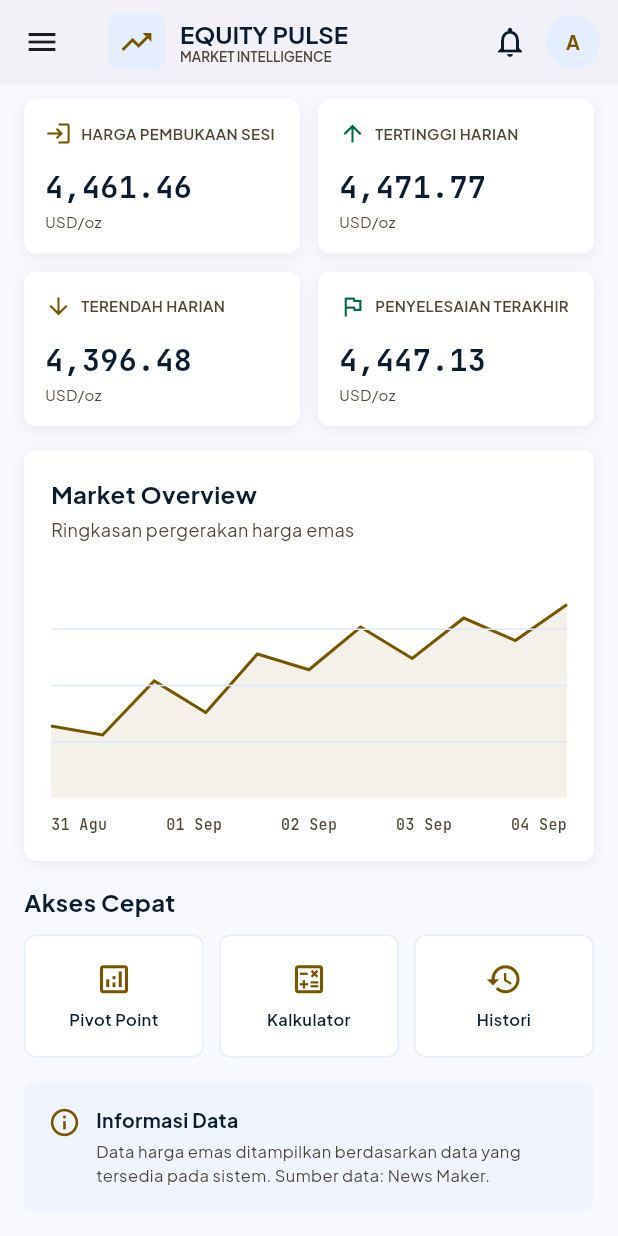
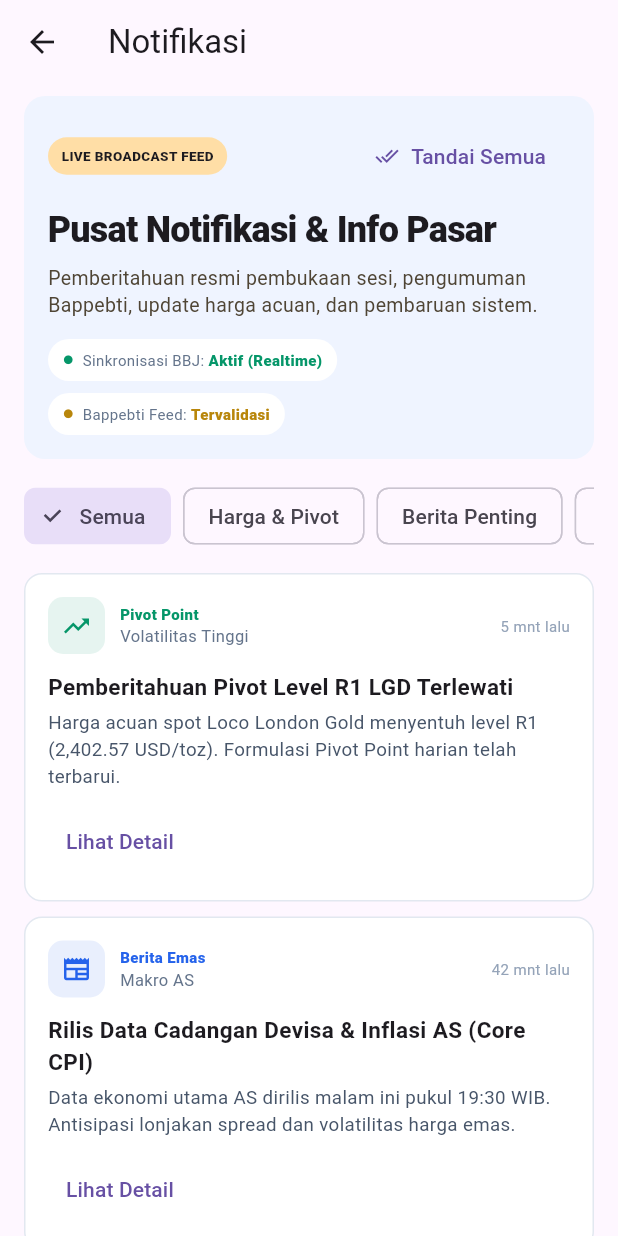
Before and after one commit to Novel040/Apk-Magang, a Flutter app: the DashboardPage screen opened directly, scrolled down 172 dp, after a tap on the "notifications none" icon, on a phone screen of 412 x 824 dp. Run offline on Flutter 3.47's test engine with Material 3 defaults, Android fonts, the phone set to English and light mode, and no system bars; our stand-ins replace google_fonts; network calls fail.

Commit message:
Update dashboard, news, profile, and notifications

```diff
--- a/lib/pages/dashboard_page.dart
+++ b/lib/pages/dashboard_page.dart
@@ -6,6 +6,8 @@ import 'pivot_point_page.dart';
 import 'kalkulator_page.dart';
 import 'histori_page.dart';
 import 'informasi_pt_page.dart';
+import 'notifications_screen.dart';
+import 'profile_screen.dart';
 
 class DashboardPage extends StatelessWidget {
   const DashboardPage({super.key});
@@ -96,7 +98,14 @@ class DashboardPage extends StatelessWidget {
         ),
         actions: [
           IconButton(
-            onPressed: () {},
+  onPressed: () {
+    Navigator.push(
+      context,
+      MaterialPageRoute(
+        builder: (context) => const NotificationsScreen(),
+      ),
+    );
+  },
   icon: const Icon(
     Icons.notifications_none,
     color: textPrimary,
@@ -104,6 +113,16 @@ class DashboardPage extends StatelessWidget {
 ),
           Padding(
   padding: const EdgeInsets.only(right: 12),
+  child: InkWell(
+    borderRadius: BorderRadius.circular(30),
+    onTap: () {
+      Navigator.push(
+        context,
+        MaterialPageRoute(
+          builder: (context) => const ProfileScreen(),
+        ),
+      );
+    },
     child: CircleAvatar(
       radius: 18,
       backgroundColor: surfaceContainer,
@@ -117,9 +136,9 @@ class DashboardPage extends StatelessWidget {
           ),
         ),
       ),
+    ),
   ],
 ),
-
       // ============================================================
       // DRAWER
       // ============================================================
--- /dev/null
+++ b/lib/pages/notifications_screen.dart
@@ -0,0 +1,132 @@
+import 'package:flutter/material.dart';
+
+class NotificationsScreen extends StatefulWidget {
+  const NotificationsScreen({super.key});
+  @override
+  State<NotificationsScreen> createState() => _NotificationsScreenState();
+}
+
+class _NotificationsScreenState extends State<NotificationsScreen> {
+  String filter = 'Semua';
+  final items = const [
+    NotificationItem('Pivot Point', 'Volatilitas Tinggi', '5 mnt lalu', 'Pemberitahuan Pivot Level R1 LGD Terlewati', 'Harga acuan spot Loco London Gold menyentuh level R1 (2,402.57 USD/toz). Formulasi Pivot Point harian telah terbarui.', Icons.trending_up, Color(0xFF059669)),
+    NotificationItem('Berita Emas', 'Makro AS', '42 mnt lalu', 'Rilis Data Cadangan Devisa & Inflasi AS (Core CPI)', 'Data ekonomi utama AS dirilis malam ini pukul 19:30 WIB. Antisipasi lonjakan spread dan volatilitas harga emas.', Icons.newspaper, Color(0xFF2563EB)),
+    NotificationItem('Regulasi & PT', 'Resmi', 'Hari ini, 09:15 WIB', 'Surat Edaran Bappebti Mengenai Jam Libur Bursa Kliring', 'Jadwal operasional penarikan dana dan kliring transaksi komoditas berjangka.', Icons.gavel_rounded, Color(0xFFB8860B)),
+    NotificationItem('Keamanan Akun', 'Audit Log', 'Kemarin, 16:40 WIB', 'Login Terdeteksi di Perangkat Mobile Baru', 'Sesi internal Equity Pulse diakses melalui perangkat mobile baru.', Icons.shield_rounded, Color(0xFFDC2626)),
+    NotificationItem('Kalkulator', 'Kurs Acuan', 'Kemarin, 08:30 WIB', 'Update Kurs Referensi Valuta Asing (USD/IDR)', 'Kurs acuan kalkulator emas disinkronkan ke Rp 16.240 per USD.', Icons.calculate_rounded, Color(0xFF2563EB)),
+  ];
+
+  @override
+  Widget build(BuildContext context) {
+    return Scaffold(
+      appBar: AppBar(
+  title: const Text('Notifikasi'),
+),
+      body: ListView(
+        padding: const EdgeInsets.fromLTRB(16, 8, 16, 28),
+        children: [
+          Container(
+            padding: const EdgeInsets.all(16),
+            decoration: BoxDecoration(color: const Color(0xFFEFF4FF), borderRadius: BorderRadius.circular(14)),
+            child: Column(crossAxisAlignment: CrossAxisAlignment.start, children: [
+              Row(children: [
+                Container(padding: const EdgeInsets.symmetric(horizontal: 9, vertical: 6), decoration: BoxDecoration(color: const Color(0xFFFFDEA6), borderRadius: BorderRadius.circular(20)), child: const Text('LIVE BROADCAST FEED', style: TextStyle(fontSize: 9, fontWeight: FontWeight.w800))),
+                const Spacer(),
+                TextButton.icon(onPressed: () => setState(() {}), icon: const Icon(Icons.done_all, size: 16), label: const Text('Tandai Semua')),
+              ]),
+              const SizedBox(height: 8),
+              const Text('Pusat Notifikasi & Info Pasar', style: TextStyle(fontSize: 24, fontWeight: FontWeight.w800, letterSpacing: -0.5)),
+              const SizedBox(height: 6),
+              const Text('Pemberitahuan resmi pembukaan sesi, pengumuman Bappebti, update harga acuan, dan pembaruan sistem.', style: TextStyle(fontSize: 13, height: 1.4, color: Color(0xFF4F4535))),
+              const SizedBox(height: 14),
+              Wrap(spacing: 8, runSpacing: 8, children: const [
+                _StatusPill(label: 'Sinkronisasi BBJ', value: 'Aktif (Realtime)', good: true),
+                _StatusPill(label: 'Bappebti Feed', value: 'Tervalidasi', good: false),
+              ]),
+            ]),
+          ),
+          const SizedBox(height: 14),
+          SingleChildScrollView(
+            scrollDirection: Axis.horizontal,
+            child: Row(children: ['Semua', 'Harga & Pivot', 'Berita Penting', 'Sistem & Keamanan'].map((x) => Padding(
+              padding: const EdgeInsets.only(right: 8),
+              child: ChoiceChip(label: Text(x), selected: filter == x, onSelected: (_) => setState(() => filter = x)),
+            )).toList()),
+          ),
+          const SizedBox(height: 14),
+          ...items.map((n) => Padding(padding: const EdgeInsets.only(bottom: 10), child: _NotificationCard(item: n))),
+          const SizedBox(height: 6),
+          _SettingsPanel(),
+        ],
+      ),
+    );
+  }
+}
+
+class NotificationItem {
+  final String category, tag, time, title, body;
+  final IconData icon;
+  final Color color;
+  const NotificationItem(this.category, this.tag, this.time, this.title, this.body, this.icon, this.color);
+}
+
+class _NotificationCard extends StatelessWidget {
+  final NotificationItem item;
+  const _NotificationCard({required this.item});
+  @override
+  Widget build(BuildContext context) => Container(
+    padding: const EdgeInsets.all(15),
+    decoration: BoxDecoration(color: Colors.white, borderRadius: BorderRadius.circular(12), border: Border.all(color: const Color(0xFFE2E8F0))),
+    child: Column(crossAxisAlignment: CrossAxisAlignment.start, children: [
+      Row(children: [
+        Container(width: 38, height: 38, decoration: BoxDecoration(color: item.color.withOpacity(.10), borderRadius: BorderRadius.circular(10)), child: Icon(item.icon, color: item.color, size: 20)),
+        const SizedBox(width: 10),
+        Expanded(child: Column(crossAxisAlignment: CrossAxisAlignment.start, children: [
+          Text(item.category, style: TextStyle(fontSize: 10, fontWeight: FontWeight.w800, color: item.color)),
+          Text(item.tag, style: const TextStyle(fontSize: 11, color: Color(0xFF64748B))),
+        ])),
+        Text(item.time, style: const TextStyle(fontSize: 10, color: Color(0xFF94A3B8))),
+      ]),
+      const SizedBox(height: 11),
+      Text(item.title, style: const TextStyle(fontSize: 15, fontWeight: FontWeight.w700)),
+      const SizedBox(height: 5),
+      Text(item.body, style: const TextStyle(fontSize: 12.5, height: 1.45, color: Color(0xFF475569))),
+      const SizedBox(height: 10),
+      TextButton(onPressed: () {}, child: const Text('Lihat Detail')),
+    ]),
+  );
+}
+
+class _StatusPill extends StatelessWidget {
+  final String label, value;
+  final bool good;
+  const _StatusPill({required this.label, required this.value, required this.good});
+  @override
+  Widget build(BuildContext context) => Container(
+    padding: const EdgeInsets.symmetric(horizontal: 10, vertical: 7),
+    decoration: BoxDecoration(color: Colors.white, borderRadius: BorderRadius.circular(20)),
+    child: Row(mainAxisSize: MainAxisSize.min, children: [
+      Icon(Icons.circle, size: 7, color: good ? const Color(0xFF059669) : const Color(0xFFB8860B)),
+      const SizedBox(width: 6),
+      Text('$label: ', style: const TextStyle(fontSize: 10, color: Color(0xFF64748B))),
+      Text(value, style: TextStyle(fontSize: 10, fontWeight: FontWeight.w800, color: good ? const Color(0xFF059669) : const Color(0xFFB8860B))),
+    ]),
+  );
+}
+
+class _SettingsPanel extends StatelessWidget {
+  @override
+  Widget build(BuildContext context) => Container(
+    padding: const EdgeInsets.all(16),
+    decoration: BoxDecoration(color: Colors.white, borderRadius: BorderRadius.circular(12), border: Border.all(color: const Color(0xFFE2E8F0))),
+    child: Column(crossAxisAlignment: CrossAxisAlignment.start, children: [
+      const Text('Pengaturan Notifikasi Cepat', style: TextStyle(fontSize: 16, fontWeight: FontWeight.w700)),
+      const SizedBox(height: 4),
+      const Text('Kontrol kanal siaran real-time terminal internal', style: TextStyle(fontSize: 12, color: Color(0xFF64748B))),
+      const SizedBox(height: 8),
+      SwitchListTile(contentPadding: EdgeInsets.zero, value: true, onChanged: (_) {}, title: const Text('Peringatan Level Pivot Point Harian', style: TextStyle(fontSize: 13))),
+      SwitchListTile(contentPadding: EdgeInsets.zero, value: true, onChanged: (_) {}, title: const Text('Notifikasi Berita Breaking News', style: TextStyle(fontSize: 13))),
+      SwitchListTile(contentPadding: EdgeInsets.zero, value: true, onChanged: (_) {}, title: const Text('Pengumuman Resmi & Regulasi', style: TextStyle(fontSize: 13))),
+    ]),
+  );
+}
```
Also changed, not shown: analysis_options.yaml (+9 -0 lines), lib/pages/berita_page.dart (+141 -42 lines), lib/pages/profile_screen.dart (added, +184 -0 lines), pubspec.lock, 2 other files. Lines whose indentation alone changed are shown as unchanged.
